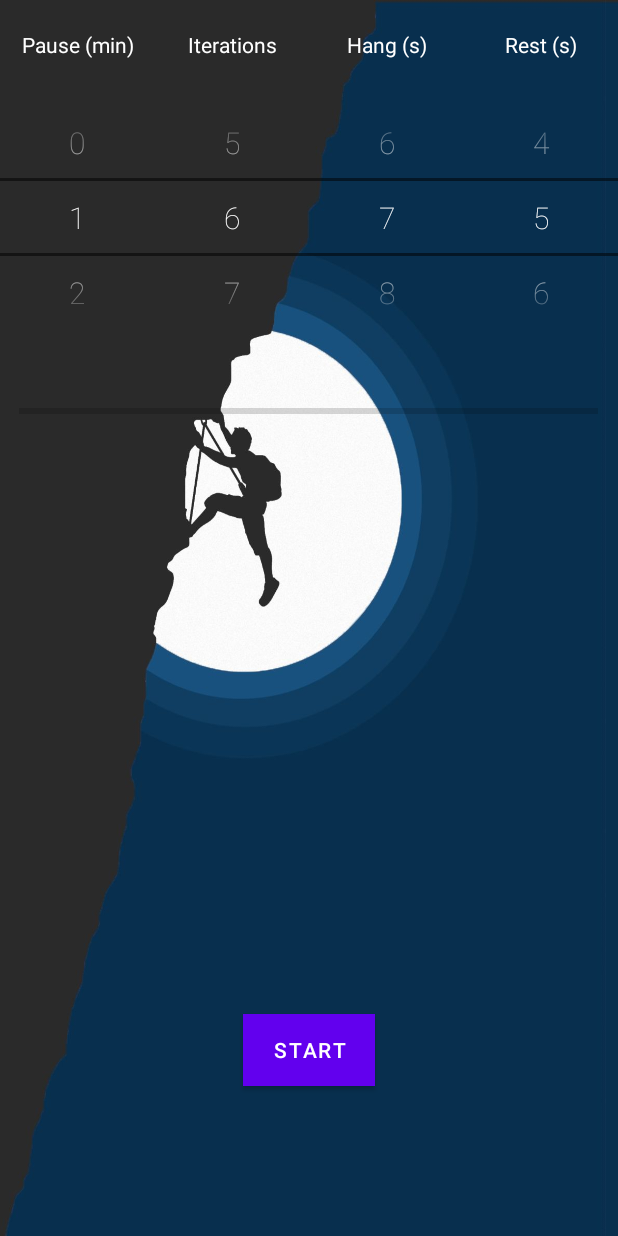
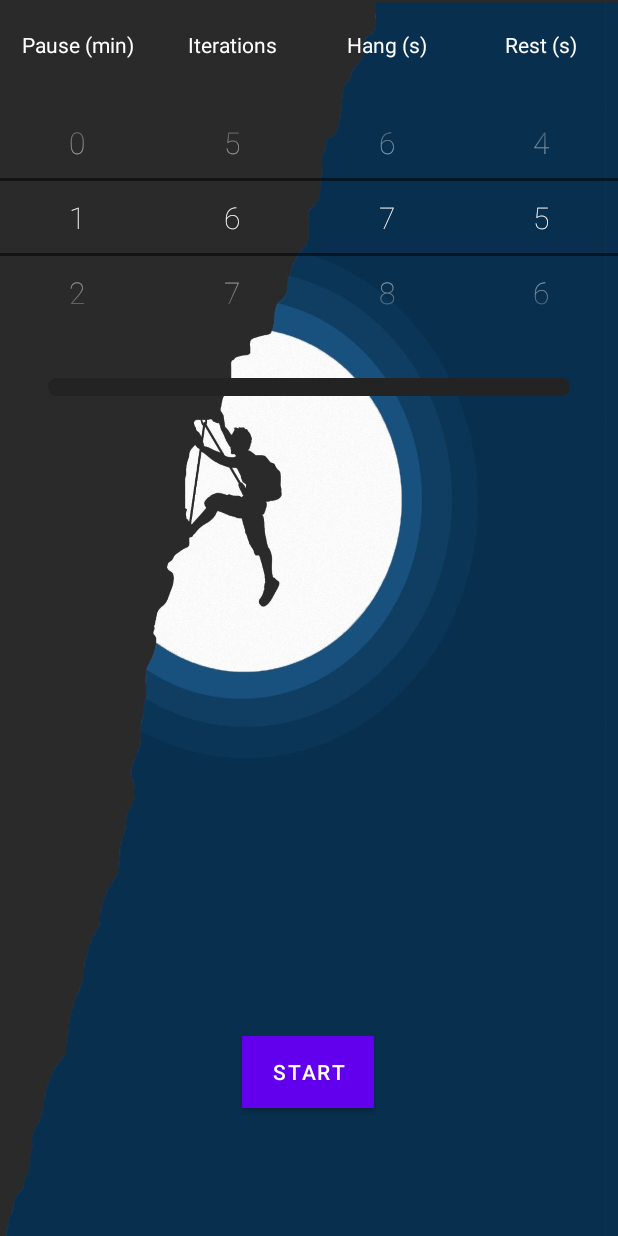
Before and after one commit to Brudihawo/hangboard_timer, an Android app: the screen it shows after launch (MainActivity), on a phone screen of 412 x 824 dp. Run offline under Robolectric (Android 15) with nearby library versions, the phone set to English and light mode, and no system bars.

Commit message:
implemented string resources

```diff
--- a/app/src/main/java/com/example/hangboardtimer/MainActivity.java
+++ b/app/src/main/java/com/example/hangboardtimer/MainActivity.java
@@ -2,40 +2,38 @@ package com.example.hangboardtimer;
 
 import android.os.Bundle;
 
-import com.google.android.material.floatingactionbutton.FloatingActionButton;
 import com.google.android.material.snackbar.Snackbar;
 
 import androidx.appcompat.app.AppCompatActivity;
-import androidx.appcompat.widget.Toolbar;
 
 import android.util.Log;
 import android.view.View;
+import android.content.Context;
 
 import android.widget.Button;
 import android.widget.NumberPicker;
 import android.widget.ProgressBar;
 import android.widget.TextView;
 
-import java.util.Timer;
-import java.util.TimerTask;
 
 public class MainActivity extends AppCompatActivity {
 
     int seconds_hang, seconds_rest, n_iterations, minutes_pause;
     boolean running;
 
-    private NumberPicker pause_picker, rest_picker, hang_picker, iter_picker;
+    NumberPicker pause_picker, rest_picker, hang_picker, iter_picker;
 
-    private Button st_button;
-    private TimerThread timer_thread;
+    Button st_button;
+    TimerThread timer_thread;
 
-    public TextView current_task, current_time_left;
+    TextView current_task, current_time_left, duration_preview;
     ProgressBar progress_bar;
 
     @Override
     protected void onCreate(Bundle savedInstanceState) {
         super.onCreate(savedInstanceState);
         setContentView(R.layout.activity_main);
+        Context context = getApplicationContext();
 
         minutes_pause = 1;
         seconds_hang = 7;
@@ -44,13 +42,14 @@ public class MainActivity extends AppCompatActivity {
 
         running = false;
 
+        st_button = findViewById(R.id.st_button);
         pause_picker = findViewById(R.id.pause_picker);
         rest_picker = findViewById(R.id.rest_picker);
         hang_picker = findViewById(R.id.hang_picker);
         iter_picker = findViewById(R.id.iterations_picker);
-        st_button = findViewById(R.id.st_button);
         current_task = findViewById(R.id.current_task);
         current_time_left = findViewById(R.id.current_time_left);
+        duration_preview = findViewById(R.id.duration_text);
 
         progress_bar = findViewById(R.id.progress_bar);
 
@@ -71,11 +70,17 @@ public class MainActivity extends AppCompatActivity {
         pause_picker.setValue(minutes_pause);
         iter_picker.setValue(n_iterations);
 
-        st_button.setOnClickListener(new View.OnClickListener() {
-            @Override
-            public void onClick(View v) {
+
+        NumberPicker.OnScrollListener scroll_listener = (view, scrollState) -> {
+            get_total_duration(hang_picker, rest_picker, iter_picker, pause_picker);
+
+        };
+
+        hang_picker.setOnScrollListener(scroll_listener);
+
+        st_button.setOnClickListener(v -> {
             if (running) {
-                    st_button.setText("Start");
+                st_button.setText(getText(R.string.start));
                 timer_thread.interrupt();
                 running = false;
                 for (NumberPicker p : new NumberPicker[]{hang_picker, rest_picker, pause_picker, iter_picker}) {
@@ -83,21 +88,25 @@ public class MainActivity extends AppCompatActivity {
                 }
             } else {
                 if ((hang_picker.getValue() > 0) || (rest_picker.getValue()> 0) || (pause_picker.getValue() > 0)) {
-                        st_button.setText("Stop");
-                        timer_thread = new TimerThread(hang_picker, rest_picker, pause_picker, iter_picker, progress_bar, current_task, current_time_left);
+                    st_button.setText(getText(R.string.stop));
+                    timer_thread = new TimerThread(hang_picker, rest_picker, pause_picker, iter_picker, progress_bar, current_task, current_time_left, context);
                     timer_thread.start();
                     running = true;
                     for (NumberPicker p : new NumberPicker[]{hang_picker, rest_picker, pause_picker, iter_picker}) {
                         p.setEnabled(false);
                     }
                 } else {
-                        View view = findViewById(R.id.st_button);
-                        Snackbar snackbar = Snackbar.make(view, "Invalid Time Values", Snackbar.LENGTH_LONG);
+                    Snackbar snackbar = Snackbar.make(st_button, "Invalid Time Values", Snackbar.LENGTH_LONG);
                     snackbar.setAction("OK", v1 -> snackbar.dismiss());
                     snackbar.show();
                 }
             }
+        });
+
+
     }
-        });
+    public String get_total_duration(NumberPicker hang_picker, NumberPicker rest_picker, NumberPicker iter_picker, NumberPicker pause_picker) {
+        int total_seconds = (hang_picker.getValue() + rest_picker.getValue()) * iter_picker.getValue() + pause_picker.getValue() * 60;
+        return getApplicationContext().getString(R.string.total_set_time, total_seconds / 60, total_seconds % 60);
     }
 }
--- a/app/src/main/res/layout/content_main.xml
+++ b/app/src/main/res/layout/content_main.xml
@@ -5,18 +5,6 @@
     android:layout_width="match_parent"
     android:layout_height="match_parent"
     app:layout_behavior="@string/appbar_scrolling_view_behavior">
-
-    <Button
-        android:id="@+id/st_button"
-        android:layout_width="wrap_content"
-        android:layout_height="wrap_content"
-        android:layout_marginBottom="100dp"
-        android:background="#FFFFFF"
-        android:backgroundTint="#636363"
-        android:text="Start"
-        app:layout_constraintBottom_toBottomOf="parent"
-        app:layout_constraintEnd_toEndOf="parent"
-        app:layout_constraintStart_toStartOf="parent" />
 
     <LinearLayout
         android:id="@+id/picker_titles"
@@ -119,48 +107,64 @@
 
     <ProgressBar
         android:id="@+id/progress_bar"
-        style="@android:style/Widget.DeviceDefault.Light.ProgressBar.Horizontal"
-        android:layout_width="386dp"
-        android:layout_height="8dp"
-        android:layout_marginTop="50dp"
+        style="@style/ProgressBarStyle"
+        android:layout_width="match_parent"
+        android:layout_height="wrap_content"
+        android:layout_marginStart="32dp"
+        android:layout_marginTop="32dp"
+        android:layout_marginEnd="32dp"
         android:indeterminate="false"
         android:max="100"
         android:min="0"
         android:mirrorForRtl="true"
         android:progress="0"
-        android:progressTint="#636363"
+        android:progressTint="#a8a8a8"
         android:visibility="visible"
         app:layout_constraintEnd_toEndOf="parent"
-        app:layout_constraintHorizontal_bias="0.498"
         app:layout_constraintStart_toStartOf="parent"
         app:layout_constraintTop_toBottomOf="@+id/pickers"
         tools:visibility="visible" />
 
+    <TextView
+        android:id="@+id/duration_text"
+        android:layout_width="match_parent"
+        android:layout_height="wrap_content"
+        android:layout_marginStart="32dp"
+        android:layout_marginTop="80dp"
+        android:layout_marginEnd="32dp"
+        android:foregroundGravity="center_vertical"
+        android:foregroundTint="#FFFFFF"
+        app:layout_constraintBottom_toTopOf="@+id/text_displays"
+        app:layout_constraintEnd_toEndOf="parent"
+        app:layout_constraintHorizontal_bias="1.0"
+        app:layout_constraintStart_toStartOf="parent"
+        app:layout_constraintTop_toBottomOf="@+id/progress_bar" />
+
     <LinearLayout
         android:id="@+id/text_displays"
-        android:layout_width="408dp"
-        android:layout_height="342dp"
-        android:layout_marginTop="10dp"
+        android:layout_width="match_parent"
+        android:layout_height="wrap_content"
+        android:layout_marginBottom="16dp"
         android:orientation="horizontal"
+        app:layout_constraintTop_toBottomOf="@+id/duration_text"
         app:layout_constraintBottom_toTopOf="@+id/st_button"
         app:layout_constraintEnd_toEndOf="parent"
-        app:layout_constraintStart_toStartOf="parent"
-        app:layout_constraintTop_toBottomOf="@+id/progress_bar">
+        app:layout_constraintStart_toStartOf="parent">
 
         <TextView
             android:id="@+id/current_task"
             android:layout_width="wrap_content"
             android:layout_height="wrap_content"
+            android:layout_gravity="center"
             android:layout_weight="1"
-            android:layout_gravity="center"
             android:textAlignment="center"
             android:textAllCaps="true"
+            android:textColor="@color/white"
             android:textDirection="ltr"
             android:textFontWeight="10"
             android:textIsSelectable="false"
             android:textSize="40sp"
             android:textStyle="bold"
-            android:textColor="@color/white"
             app:layout_constraintBottom_toBottomOf="parent"
             app:layout_constraintEnd_toEndOf="parent"
             app:layout_constraintStart_toStartOf="parent"
@@ -170,22 +174,33 @@
             android:id="@+id/current_time_left"
             android:layout_width="wrap_content"
             android:layout_height="wrap_content"
+            android:layout_gravity="center"
             android:layout_weight="1"
-            android:layout_gravity="center"
             android:textAlignment="center"
             android:textAllCaps="true"
+            android:textColor="@color/white"
             android:textDirection="ltr"
             android:textFontWeight="10"
             android:textIsSelectable="false"
             android:textSize="40sp"
             android:textStyle="bold"
-            android:textColor="@color/white"
             app:layout_constraintBottom_toBottomOf="parent"
             app:layout_constraintEnd_toEndOf="parent"
             app:layout_constraintStart_toStartOf="parent"
             app:layout_constraintTop_toTopOf="parent" />
-
     </LinearLayout>
 
 
+    <Button
+        android:id="@+id/st_button"
+        android:layout_width="wrap_content"
+        android:layout_height="wrap_content"
+        android:background="#FFFFFF"
+        android:backgroundTint="#636363"
+        android:text="Start"
+        app:layout_constraintBottom_toBottomOf="parent"
+        app:layout_constraintEnd_toEndOf="parent"
+        app:layout_constraintTop_toBottomOf="@+id/text_displays"
+        app:layout_constraintHorizontal_bias="0.498"
+        app:layout_constraintStart_toStartOf="parent" />
 </androidx.constraintlayout.widget.ConstraintLayout>
--- a/app/src/main/res/values/strings.xml
+++ b/app/src/main/res/values/strings.xml
@@ -7,5 +7,16 @@
     <string name="hang">Hang (s)</string>
     <string name="pause">Pause (min)</string>
     <string name="iter">Iterations</string>
+    <string name="start">START</string>
+    <string name="stop">STOP</string>
+
+    <string name="hang_descr">HANG</string>
+    <string name="rest_descr">REST</string>
+    <string name="pause_descr">PAUSE</string>
+
+    <string name="time_left_pause">%d MIN %d S</string>
+    <string name="time_left_rest_hang">%d S</string>
+
+    <string name="total_set_time">%d:%d min</string>
 
 </resources>
--- a/app/src/main/res/values/themes.xml
+++ b/app/src/main/res/values/themes.xml
@@ -28,4 +28,11 @@
         <item name="android:textFontWeight"><![CDATA[20]]></item>
         <item name="android:textStyle">bold</item>
     </style>
+
+    <style name="ProgressBarStyle" parent="android:Widget.ProgressBar.Horizontal">
+        <item name="android:progressTint">#a8a8a8</item>
+        <item name="android:progressBackgroundTint">#232323</item>
+        <item name="android:alpha">80</item>
+        <item name="android:minHeight">12dp</item>
+    </style>
 </resources>
```
Also changed, not shown: app/src/main/java/com/example/hangboardtimer/TimerThread.java (+19 -18 lines), 3 other files. Lines whose indentation alone changed are shown as unchanged.
